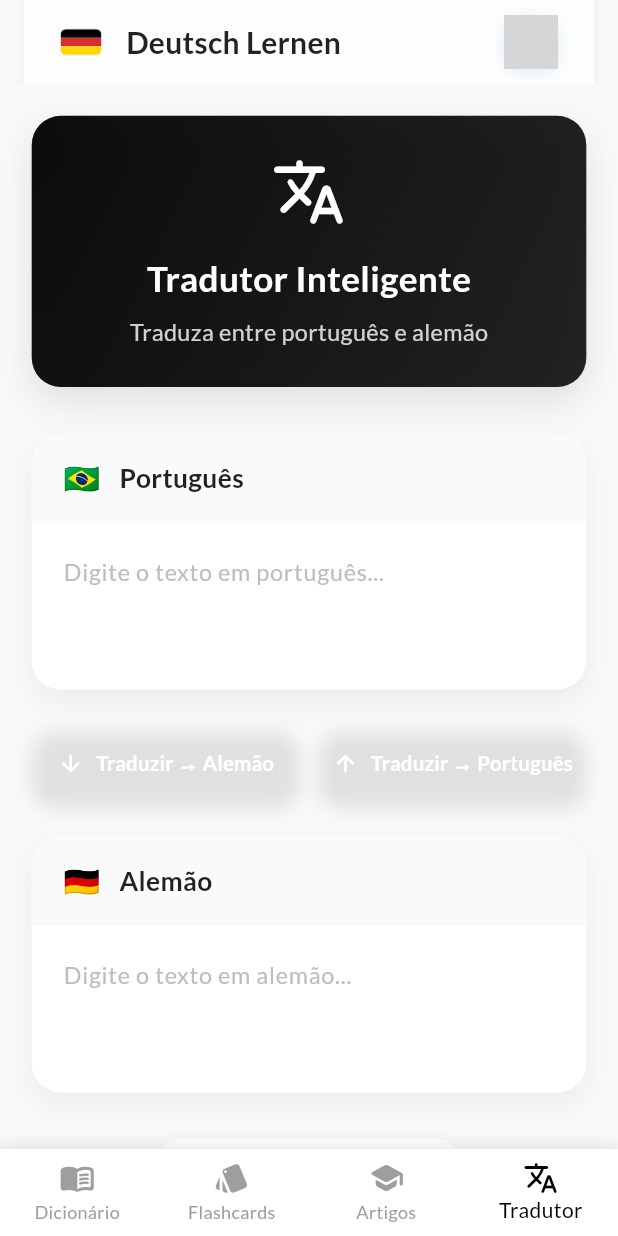
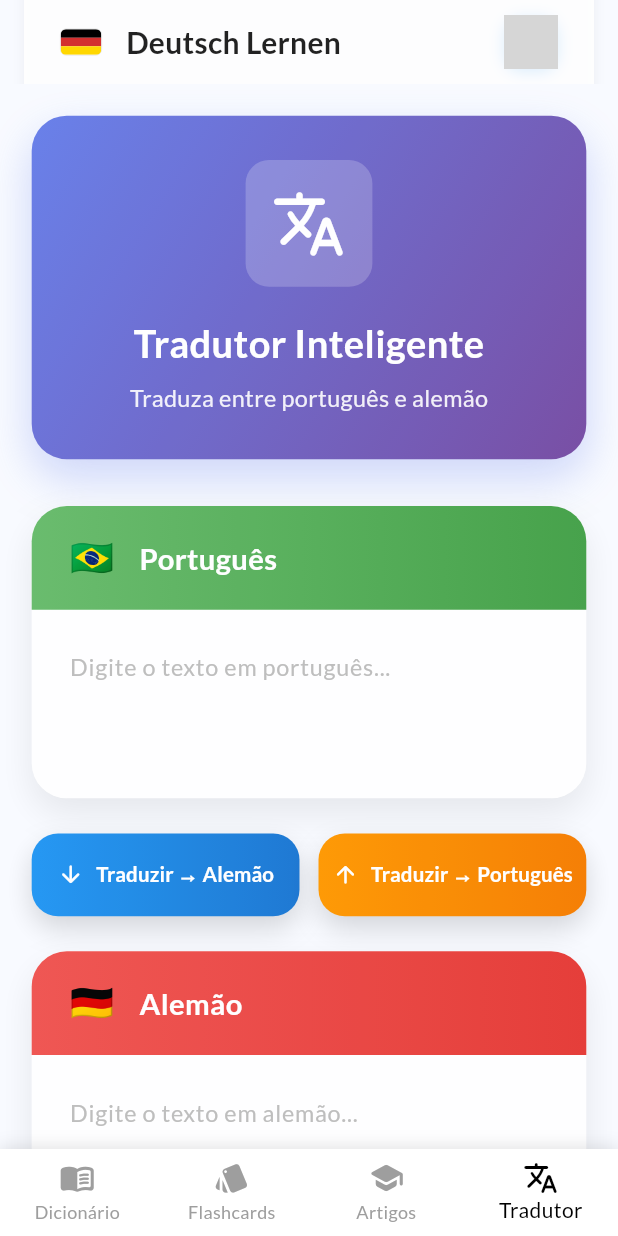
Before and after one commit to Bia-Matos/deutsches_worterbuch, a Flutter app: the screen it shows after launch, swiped to page 4, on a phone screen of 412 x 824 dp. Run offline on Flutter 3.47's test engine with Material 3 defaults, Android fonts, the light colour scheme and no system bars; our stand-ins replace cloud_firestore, firebase_core, flutter_screenutil, flutter_tts, google_fonts; accounts and stored records are empty; statements that could not run were skipped; grey boxes are pictures that could not be loaded.

Commit message:
feat: enhance translation screen with beautiful modern design
- Add smooth fade and slide animations on screen load
- Implement gradient header with purple-blue color scheme
- Add gradient headers for each language field (green for Portuguese, red for German)
- Improve button design with better gradients and shadows
- Add container styling with rounded corners and subtle shadows
- Enhance typography with better spacing and font weights
- Add animated icon container in header
- Improve overall visual hierarchy and modern aesthetics
- Use TickerProviderStateMixin for smooth animations

```diff
--- a/lib/screens/translation_screen.dart
+++ b/lib/screens/translation_screen.dart
@@ -11,7 +11,7 @@
   State<TranslationScreen> createState() => _TranslationScreenState();
 }
 
-class _TranslationScreenState extends State<TranslationScreen> {
+class _TranslationScreenState extends State<TranslationScreen> with TickerProviderStateMixin {
   final TextEditingController _portugueseController = TextEditingController();
   final TextEditingController _germanController = TextEditingController();
 
@@ -19,10 +19,41 @@
   bool _isTranslatingToGerman = false;
   bool _isTranslatingToPortuguese = false;
 
+  late AnimationController _fadeController;
+  late AnimationController _slideController;
+  late Animation<double> _fadeAnimation;
+  late Animation<Offset> _slideAnimation;
+
+  @override
+  void initState() {
+    super.initState();
+    _fadeController = AnimationController(
+      duration: const Duration(milliseconds: 800),
+      vsync: this,
+    );
+    _slideController = AnimationController(
+      duration: const Duration(milliseconds: 600),
+      vsync: this,
+    );
+
+    _fadeAnimation = Tween<double>(begin: 0.0, end: 1.0).animate(
+      CurvedAnimation(parent: _fadeController, curve: Curves.easeOut),
+    );
+    _slideAnimation = Tween<Offset>(
+      begin: const Offset(0, 0.3),
+      end: Offset.zero,
+    ).animate(CurvedAnimation(parent: _slideController, curve: Curves.easeOut));
+
+    _fadeController.forward();
+    _slideController.forward();
+  }
+
   @override
   void dispose() {
     _portugueseController.dispose();
     _germanController.dispose();
+    _fadeController.dispose();
+    _slideController.dispose();
     super.dispose();
   }
 
@@ -97,8 +128,9 @@
     ScaffoldMessenger.of(context).showSnackBar(
       SnackBar(
         content: Text(message),
-        backgroundColor: Colors.red,
+        backgroundColor: Colors.red[400],
         behavior: SnackBarBehavior.floating,
+        shape: RoundedRectangleBorder(borderRadius: BorderRadius.circular(12.r)),
       ),
     );
   }
@@ -106,52 +138,63 @@
   @override
   Widget build(BuildContext context) {
     return Scaffold(
-      backgroundColor: const Color(0xFFF8F9FA),
+      backgroundColor: const Color(0xFFF8FAFF),
       appBar: AppBar(
         title: const CustomTitle(),
         centerTitle: true,
         backgroundColor: Colors.transparent,
         elevation: 0,
       ),
-      body: SingleChildScrollView(
+      body: FadeTransition(
+        opacity: _fadeAnimation,
+        child: SlideTransition(
+          position: _slideAnimation,
+          child: SingleChildScrollView(
             padding: EdgeInsets.all(20.w),
             child: Column(
               crossAxisAlignment: CrossAxisAlignment.start,
               children: [
-            // Header elegante
+                // Header elegante com gradiente
                 Container(
                   width: double.infinity,
-              padding: EdgeInsets.all(24.w),
+                  padding: EdgeInsets.all(28.w),
                   decoration: BoxDecoration(
                     gradient: LinearGradient(
                       begin: Alignment.topLeft,
                       end: Alignment.bottomRight,
                       colors: [
-                    Colors.black.withValues(alpha: 0.95),
-                    Colors.black.withValues(alpha: 0.85),
+                        const Color(0xFF667eea),
+                        const Color(0xFF764ba2),
                       ],
                     ),
-                borderRadius: BorderRadius.circular(20.r),
+                    borderRadius: BorderRadius.circular(24.r),
                     boxShadow: [
                       BoxShadow(
-                    color: Colors.black.withValues(alpha: 0.1),
-                    blurRadius: 20,
-                    offset: const Offset(0, 10),
+                        color: const Color(0xFF667eea).withValues(alpha: 0.3),
+                        blurRadius: 25,
+                        offset: const Offset(0, 12),
                       ),
                     ],
                   ),
                   child: Column(
                     children: [
-                  Icon(
+                      Container(
+                        padding: EdgeInsets.all(16.w),
+                        decoration: BoxDecoration(
+                          color: Colors.white.withValues(alpha: 0.2),
+                          borderRadius: BorderRadius.circular(16.r),
+                        ),
+                        child: Icon(
                           Icons.translate_rounded,
                           size: 48.w,
                           color: Colors.white,
                         ),
-                  SizedBox(height: 16.h),
+                      ),
+                      SizedBox(height: 20.h),
                       Text(
                         'Tradutor Inteligente',
                         style: GoogleFonts.lato(
-                      fontSize: 24.sp,
+                          fontSize: 26.sp,
                           fontWeight: FontWeight.bold,
                           color: Colors.white,
                         ),
@@ -161,7 +204,7 @@
                         'Traduza entre português e alemão',
                         style: GoogleFonts.lato(
                           fontSize: 16.sp,
-                      color: Colors.white.withValues(alpha: 0.8),
+                          color: Colors.white.withValues(alpha: 0.9),
                         ),
                       ),
                     ],
@@ -176,6 +219,9 @@
                   label: 'Português',
                   hint: 'Digite o texto em português...',
                   flag: '🇧🇷',
+                  gradient: LinearGradient(
+                    colors: [Colors.green[400]!, Colors.green[600]!],
+                  ),
                   onChanged: (value) {
                     if (value.isNotEmpty) {
                       Future.delayed(const Duration(milliseconds: 1000), () {
@@ -189,7 +235,7 @@
 
                 SizedBox(height: 24.h),
 
-            // Botões de ação
+                // Botões de ação com design melhorado
                 Row(
                   children: [
                     Expanded(
@@ -207,7 +253,7 @@
                           : const Icon(Icons.arrow_downward_rounded),
                         label: _isTranslatingToGerman ? 'Traduzindo...' : 'Traduzir → Alemão',
                         gradient: LinearGradient(
-                      colors: [Colors.blue[600]!, Colors.blue[800]!],
+                          colors: [Colors.blue[500]!, Colors.blue[700]!],
                         ),
                       ),
                     ),
@@ -229,7 +275,7 @@
                           : const Icon(Icons.arrow_upward_rounded),
                         label: _isTranslatingToPortuguese ? 'Traduzindo...' : 'Traduzir → Português',
                         gradient: LinearGradient(
-                      colors: [Colors.green[600]!, Colors.green[800]!],
+                          colors: [Colors.orange[500]!, Colors.orange[700]!],
                         ),
                       ),
                     ),
@@ -244,6 +290,9 @@
                   label: 'Alemão',
                   hint: 'Digite o texto em alemão...',
                   flag: '🇩🇪',
+                  gradient: LinearGradient(
+                    colors: [Colors.red[400]!, Colors.red[600]!],
+                  ),
                   onChanged: (value) {
                     if (value.isNotEmpty) {
                       Future.delayed(const Duration(milliseconds: 1000), () {
@@ -257,16 +306,16 @@
 
                 SizedBox(height: 32.h),
 
-            // Botão limpar
+                // Botão limpar com design melhorado
                 Center(
                   child: Container(
                     decoration: BoxDecoration(
-                  borderRadius: BorderRadius.circular(16.r),
+                      borderRadius: BorderRadius.circular(20.r),
                       boxShadow: [
                         BoxShadow(
-                      color: Colors.black.withValues(alpha: 0.05),
-                      blurRadius: 10,
-                      offset: const Offset(0, 5),
+                          color: Colors.black.withValues(alpha: 0.08),
+                          blurRadius: 15,
+                          offset: const Offset(0, 8),
                         ),
                       ],
                     ),
@@ -284,15 +333,17 @@
                         backgroundColor: Colors.white,
                         foregroundColor: Colors.grey[700],
                         elevation: 0,
-                    padding: EdgeInsets.symmetric(vertical: 16.h, horizontal: 32.w),
+                        padding: EdgeInsets.symmetric(vertical: 18.h, horizontal: 36.w),
                         shape: RoundedRectangleBorder(
-                      borderRadius: BorderRadius.circular(16.r),
+                          borderRadius: BorderRadius.circular(20.r),
                         ),
                       ),
                     ),
                   ),
                 ),
               ],
+            ),
+          ),
         ),
       ),
     );
@@ -306,14 +357,19 @@
   }) {
     return Container(
       decoration: BoxDecoration(
-        borderRadius: BorderRadius.circular(16.r),
+        borderRadius: BorderRadius.circular(18.r),
         boxShadow: [
           BoxShadow(
-            color: Colors.black.withValues(alpha: 0.1),
-            blurRadius: 10,
-            offset: const Offset(0, 5),
+            color: Colors.black.withValues(alpha: 0.15),
+            blurRadius: 15,
+            offset: const Offset(0, 8),
           ),
         ],
+      ),
+      child: Container(
+        decoration: BoxDecoration(
+          borderRadius: BorderRadius.circular(18.r),
+          gradient: gradient,
         ),
         child: ElevatedButton.icon(
           onPressed: onPressed,
@@ -329,12 +385,11 @@
             backgroundColor: Colors.transparent,
             foregroundColor: Colors.white,
             elevation: 0,
-          padding: EdgeInsets.symmetric(vertical: 16.h),
+            padding: EdgeInsets.symmetric(vertical: 18.h),
             shape: RoundedRectangleBorder(
-            borderRadius: BorderRadius.circular(16.r),
+              borderRadius: BorderRadius.circular(18.r),
             ),
-        ).copyWith(
-          backgroundColor: WidgetStateProperty.all(Colors.transparent),
+          ),
         ),
       ),
     );
@@ -345,46 +400,47 @@
     required String label,
     required String hint,
     required String flag,
+    required Gradient gradient,
     required ValueChanged<String> onChanged,
   }) {
     return Container(
       decoration: BoxDecoration(
         color: Colors.white,
-        borderRadius: BorderRadius.circular(20.r),
+        borderRadius: BorderRadius.circular(24.r),
         boxShadow: [
           BoxShadow(
-            color: Colors.black.withValues(alpha: 0.05),
-            blurRadius: 15,
-            offset: const Offset(0, 8),
+            color: Colors.black.withValues(alpha: 0.08),
+            blurRadius: 20,
+            offset: const Offset(0, 10),
           ),
         ],
       ),
       child: Column(
         crossAxisAlignment: CrossAxisAlignment.start,
         children: [
-          // Header do campo
+          // Header do campo com gradiente
           Container(
-            padding: EdgeInsets.symmetric(horizontal: 20.w, vertical: 16.h),
+            padding: EdgeInsets.symmetric(horizontal: 24.w, vertical: 18.h),
             decoration: BoxDecoration(
-              color: Colors.grey[50],
+              gradient: gradient,
               borderRadius: BorderRadius.only(
-                topLeft: Radius.circular(20.r),
-                topRight: Radius.circular(20.r),
+                topLeft: Radius.circular(24.r),
+                topRight: Radius.circular(24.r),
               ),
             ),
             child: Row(
               children: [
                 Text(
                   flag,
-                  style: TextStyle(fontSize: 20.sp),
+                  style: TextStyle(fontSize: 24.sp),
                 ),
-                SizedBox(width: 12.w),
+                SizedBox(width: 16.w),
                 Text(
                   label,
                   style: GoogleFonts.lato(
-                    fontSize: 18.sp,
+                    fontSize: 20.sp,
                     fontWeight: FontWeight.bold,
-                    color: Colors.black87,
+                    color: Colors.white,
                   ),
                 ),
               ],
@@ -393,7 +449,7 @@
 
           // Campo de texto
           Padding(
-            padding: EdgeInsets.all(20.w),
+            padding: EdgeInsets.all(24.w),
             child: TextField(
               controller: controller,
               onChanged: onChanged,
@@ -411,7 +467,7 @@
               style: GoogleFonts.lato(
                 fontSize: 16.sp,
                 color: Colors.black87,
-                height: 1.5,
+                height: 1.6,
               ),
             ),
           ),
```
Also changed, not shown: 1 other file. Lines whose indentation alone changed are shown as unchanged.
